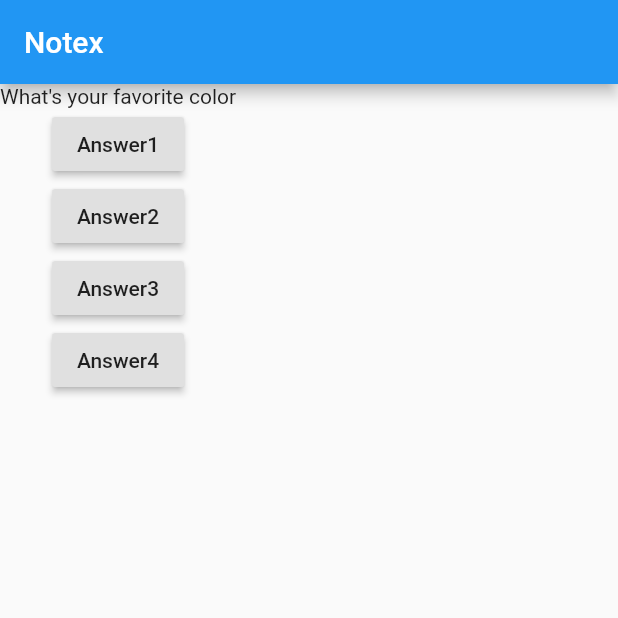
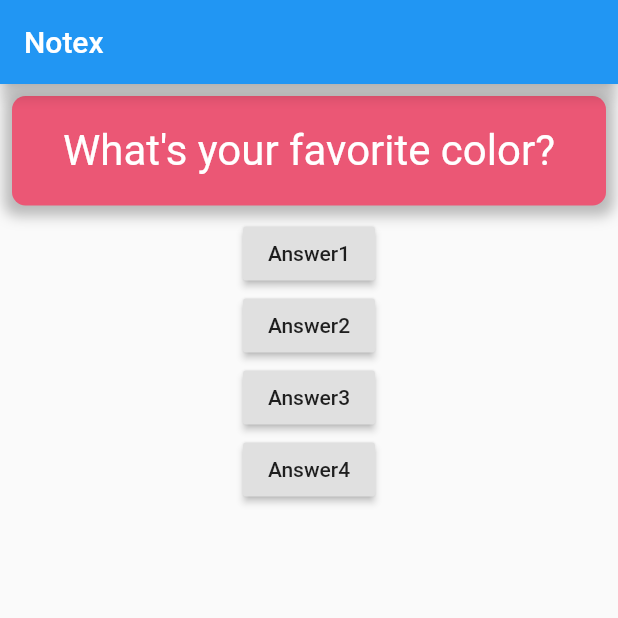
Before and after one commit to kingcong11/FlutterApp1, a Flutter app: the screen it shows after launch, on a phone screen of 412 x 824 dp, the top half of it. Run offline on Flutter 3.47's test engine with Material 2 defaults, Android fonts, the phone set to English and light mode, and no system bars.

Commit message:
Styling and Layout steps
*added styling to the question container

```diff
--- a/lib/main.dart
+++ b/lib/main.dart
@@ -1,4 +1,6 @@
 import 'package:flutter/material.dart';
+import 'package:flutter/painting.dart';
+
 
 /* Widgets */
 import './question.dart';
@@ -27,8 +29,8 @@ class _MyAppState extends State<MyApp> {
   Widget build(BuildContext context) {
 
     var questions = [
-      'What\'s your favorite color',
-      'What\'s your favorite animal'
+      'What\'s your favorite color?',
+      'What\'s your favorite animal?'
     ];
 
     return MaterialApp(
--- a/lib/question.dart
+++ b/lib/question.dart
@@ -1,7 +1,7 @@
 import 'package:flutter/material.dart';
+import 'package:flutter/painting.dart';
 
 class Question extends StatelessWidget {
-
   final String questionText;
 
   // The constructor requuires a value to be put in this.questionText
@@ -9,6 +9,26 @@ class Question extends StatelessWidget {
 
   @override
   Widget build(BuildContext context) {
-    return Text(questionText);
+    return Container(
+      width: double.infinity,
+      margin: EdgeInsets.all(8.0),
+      padding: EdgeInsets.all(20),
+      decoration: BoxDecoration(
+        color: const Color(0xFFeb5775),
+        borderRadius: BorderRadius.circular(9),
+        boxShadow: [
+          BoxShadow(
+              color: Colors.grey.withOpacity(0.7),
+              spreadRadius: 5,
+              blurRadius: 7,
+              offset: Offset(0, 2)),
+        ],
+      ),
+      child: Text(
+        questionText,
+        style: TextStyle(fontSize: 28, color: Colors.white),
+        textAlign: TextAlign.center,
+      ),
+    );
   }
 }
```
